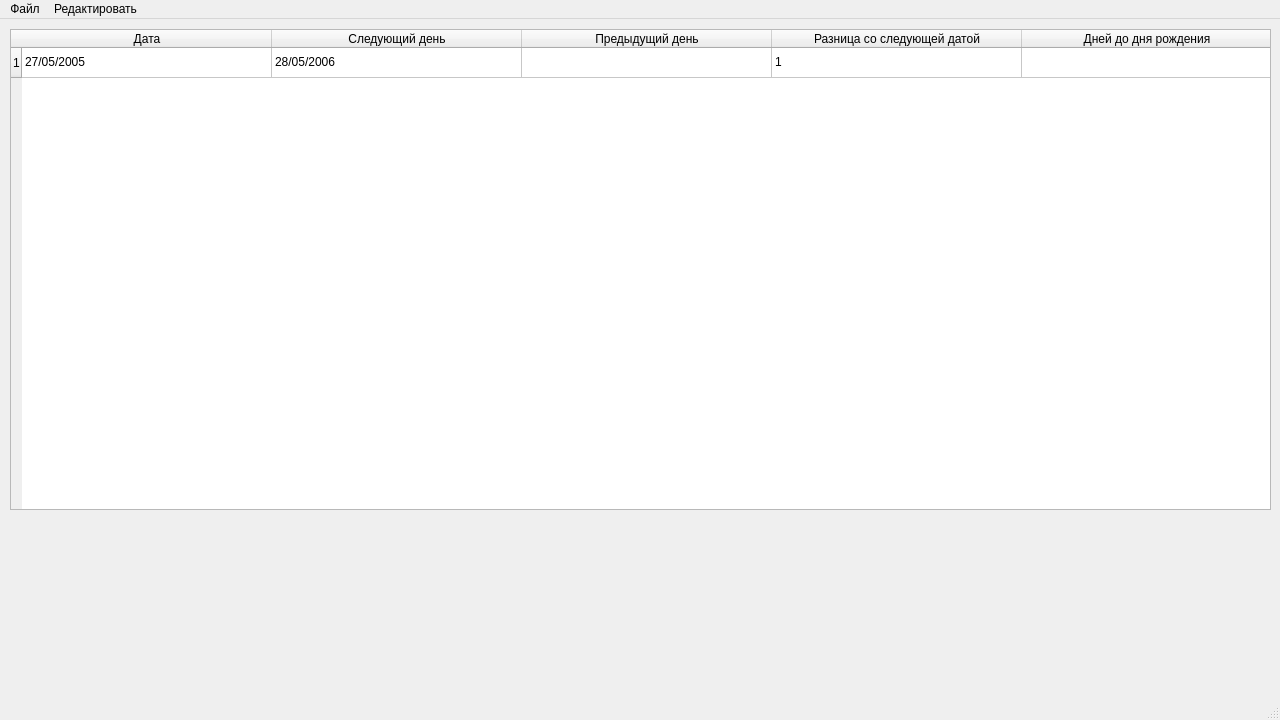
Before: the Qt Designer form LabWork_2/Task_1/mainwindow.ui in Max2772/FoA-P-2-Semester-, drawn with Qt 5.
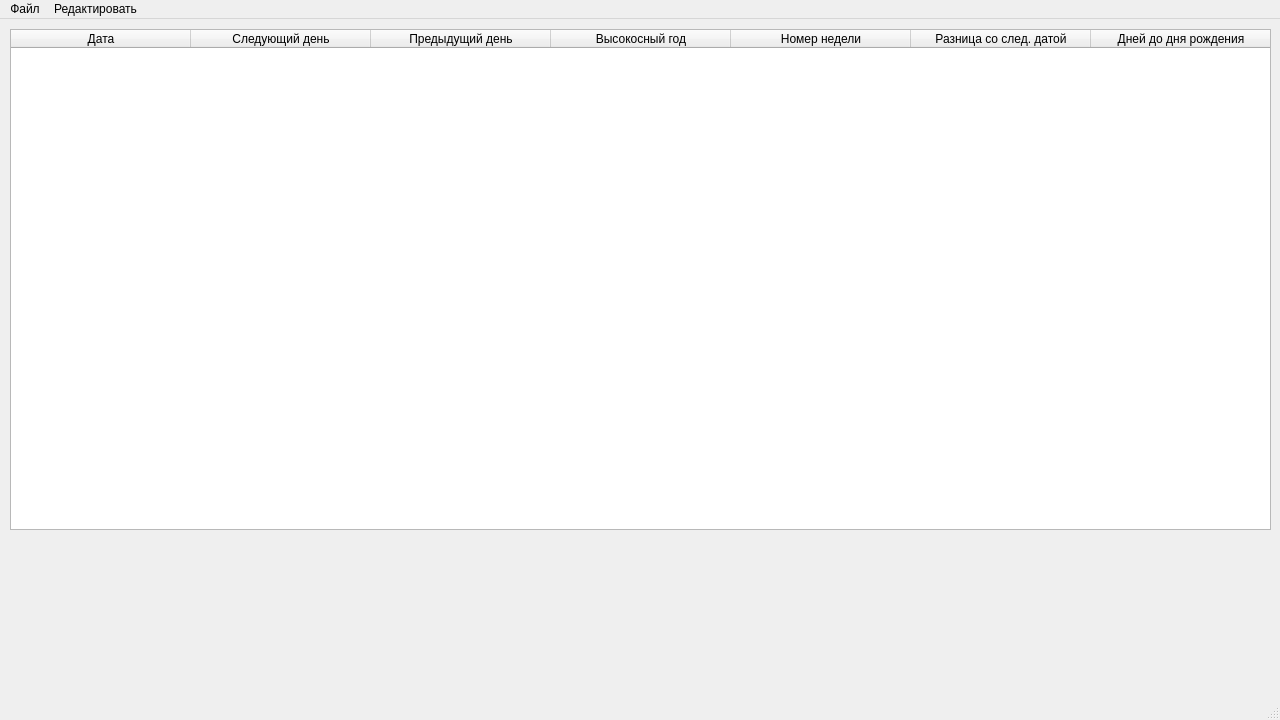
After: the same form once the commit is applied. Icons and pictures are not drawn.

The edit to the form file:
```diff
--- a/LabWork_2/Task_1/mainwindow.ui
+++ b/LabWork_2/Task_1/mainwindow.ui
@@ -10,6 +10,18 @@
     <height>720</height>
    </rect>
   </property>
+  <property name="minimumSize">
+   <size>
+    <width>1280</width>
+    <height>720</height>
+   </size>
+  </property>
+  <property name="maximumSize">
+   <size>
+    <width>1280</width>
+    <height>720</height>
+   </size>
+  </property>
   <property name="windowTitle">
    <string>Time App</string>
   </property>
@@ -36,7 +48,7 @@
       <x>10</x>
       <y>10</y>
       <width>1261</width>
-      <height>481</height>
+      <height>501</height>
      </rect>
     </property>
     <property name="sizePolicy">
@@ -64,13 +76,8 @@
      <number>21</number>
     </attribute>
     <attribute name="horizontalHeaderDefaultSectionSize">
-     <number>250</number>
+     <number>180</number>
     </attribute>
-    <row>
-     <property name="text">
-      <string>1</string>
-     </property>
-    </row>
     <column>
      <property name="text">
       <string>Дата</string>
@@ -88,7 +95,17 @@
     </column>
     <column>
      <property name="text">
-      <string>Разница со следующей датой</string>
+      <string>Высокосный год</string>
+     </property>
+    </column>
+    <column>
+     <property name="text">
+      <string>Номер недели</string>
+     </property>
+    </column>
+    <column>
+     <property name="text">
+      <string>Разница со след. датой</string>
      </property>
     </column>
     <column>
@@ -96,21 +113,6 @@
       <string>Дней до дня рождения</string>
      </property>
     </column>
-    <item row="0" column="0">
-     <property name="text">
-      <string>27/05/2005</string>
-     </property>
-    </item>
-    <item row="0" column="1">
-     <property name="text">
-      <string>28/05/2006</string>
-     </property>
-    </item>
-    <item row="0" column="3">
-     <property name="text">
-      <string>1</string>
-     </property>
-    </item>
    </widget>
    <widget class="QTextEdit" name="textEdit">
     <property name="geometry">
```
Left out of the diff: 9 changed lines with no effect on the pictures.
